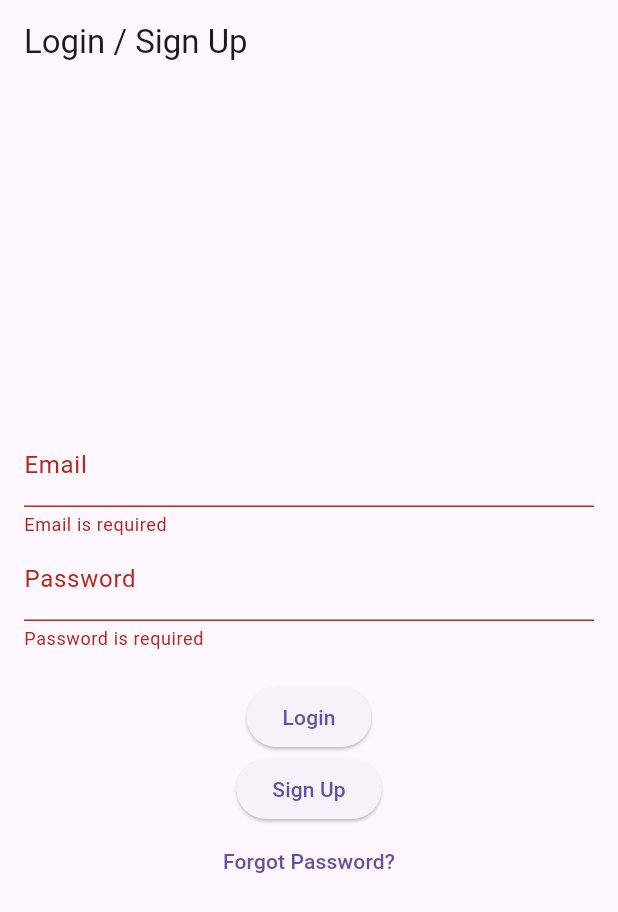
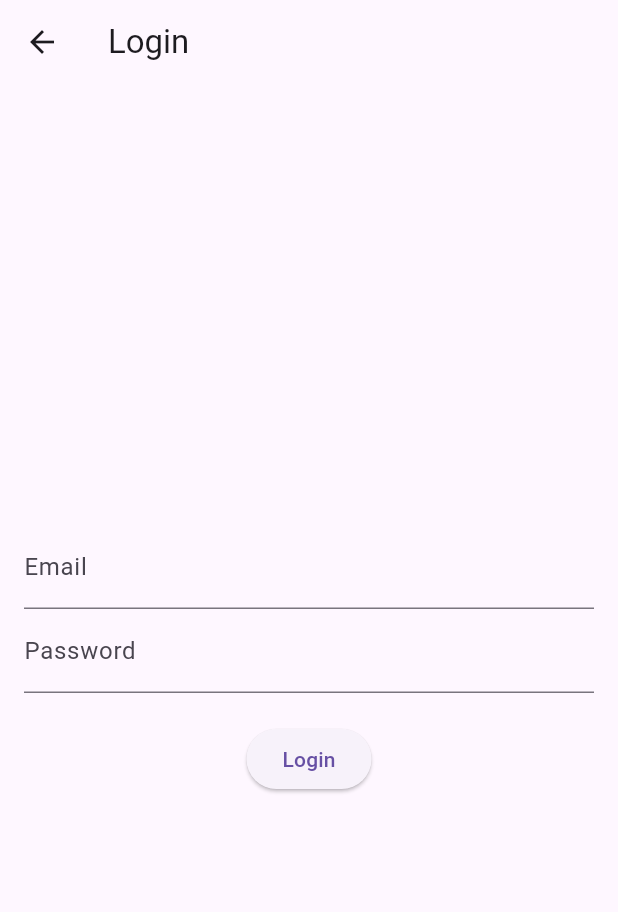
Before and after one commit to apurvak-hub/flutter_app, a Flutter app: the screen it shows after launch, after a tap on "Login", on a phone screen of 412 x 824 dp. Shown: the top 912 px of the screen. Run offline on Flutter 3.47's test engine with Material 3 defaults, Android fonts, the phone set to English and light mode, and no system bars.

```diff
--- a/lib/main.dart
+++ b/lib/main.dart
@@ -1,31 +1,24 @@
-import 'package:firebase_core/firebase_core.dart';
 import 'package:flutter/material.dart';
-import 'package:provider/provider.dart';
-import 'screens/auth_screen.dart';
-import 'services/auth_service.dart';
+import 'screens/welcome_screen.dart';
+import 'screens/login_screen.dart';
 
-void main() async {
-  WidgetsFlutterBinding.ensureInitialized();
-
-  // Initialize Firebase
-  await Firebase.initializeApp();
-
-  // Run the app
+void main() {
   runApp(MyApp());
 }
 
 class MyApp extends StatelessWidget {
   @override
   Widget build(BuildContext context) {
-    return MultiProvider(
-      providers: [
-        ChangeNotifierProvider(create: (context) => AuthService()), // Providing AuthService
-      ],
-      child: MaterialApp(
-        title: 'Flutter Authentication',
-        theme: ThemeData(primarySwatch: Colors.blue),
-        home: AuthScreen(), // The initial screen
+    return MaterialApp(
+      title: 'Welcome/Login',
+      theme: ThemeData(
+        primarySwatch: Colors.blue,
       ),
+      initialRoute: '/',
+      routes: {
+        '/': (context) => WelcomeScreen(),
+        '/login': (context) => LoginScreen(),
+      },
     );
   }
 }
--- a/lib/screens/auth_screen.dart
+++ /dev/null
@@ -1,83 +0,0 @@
-import 'package:flutter/material.dart';
-import 'package:firebase_auth/firebase_auth.dart';
-import 'package:provider/provider.dart';
-import '../services/auth_service.dart';
-import '../utils/form_validators.dart';
-import '../widgets/input_field.dart';
-import 'forgot_password_screen.dart';
-import 'home_screen.dart';
-
-class AuthScreen extends StatefulWidget {
-  @override
-  _AuthScreenState createState() => _AuthScreenState();
-}
-
-class _AuthScreenState extends State<AuthScreen> {
-  final TextEditingController emailController = TextEditingController();
-  final TextEditingController passwordController = TextEditingController();
-  final GlobalKey<FormState> _formKey = GlobalKey<FormState>();
-
-  Future<void> _signIn(BuildContext context) async {
-    if (_formKey.currentState?.validate() ?? false) {
-      try {
-        await context.read<AuthService>().signInWithEmail(emailController.text, passwordController.text);
-        Navigator.pushReplacement(context, MaterialPageRoute(builder: (context) => HomeScreen()));
-      } catch (e) {
-        ScaffoldMessenger.of(context).showSnackBar(SnackBar(content: Text(e.toString())));
-      }
-    }
-  }
-
-  Future<void> _signUp(BuildContext context) async {
-    if (_formKey.currentState?.validate() ?? false) {
-      try {
-        await context.read<AuthService>().createAccountWithEmail(emailController.text, passwordController.text);
-        Navigator.pushReplacement(context, MaterialPageRoute(builder: (context) => HomeScreen()));
-      } catch (e) {
-        ScaffoldMessenger.of(context).showSnackBar(SnackBar(content: Text(e.toString())));
-      }
-    }
-  }
-
-  @override
-  Widget build(BuildContext context) {
-    return Scaffold(
-      appBar: AppBar(title: Text('Login / Sign Up')),
-      body: Padding(
-        padding: const EdgeInsets.all(16.0),
-        child: Form(
-          key: _formKey,
-          child: Column(
-            mainAxisAlignment: MainAxisAlignment.center,
-            children: <Widget>[
-              CustomInputField(
-                controller: emailController,
-                label: 'Email',
-                validator: emailValidator,
-              ),
-              CustomInputField(
-                controller: passwordController,
-                label: 'Password',
-                isPassword: true,
-                validator: passwordValidator,
-              ),
-              SizedBox(height: 20),
-              ElevatedButton(
-                onPressed: () => _signIn(context),
-                child: Text('Login'),
-              ),
-              ElevatedButton(
-                onPressed: () => _signUp(context),
-                child: Text('Sign Up'),
-              ),
-              TextButton(
-                onPressed: () => Navigator.push(context, MaterialPageRoute(builder: (context) => ForgotPasswordScreen())),
-                child: Text('Forgot Password?'),
-              ),
-            ],
-          ),
-        ),
-      ),
-    );
-  }
-}
--- /dev/null
+++ b/lib/screens/login_screen.dart
@@ -0,0 +1,70 @@
+import 'package:flutter/material.dart';
+import '../widgets/custom_text_field.dart'; // Import custom text field
+
+class LoginScreen extends StatefulWidget {
+  @override
+  _LoginScreenState createState() => _LoginScreenState();
+}
+
+class _LoginScreenState extends State<LoginScreen> {
+  final _formKey = GlobalKey<FormState>();
+  final _emailController = TextEditingController();
+  final _passwordController = TextEditingController();
+
+  @override
+  Widget build(BuildContext context) {
+    return Scaffold(
+      appBar: AppBar(
+        title: Text('Login'),
+      ),
+      body: Padding(
+        padding: const EdgeInsets.all(16.0),
+        child: Form(
+          key: _formKey,
+          child: Column(
+            mainAxisAlignment: MainAxisAlignment.center,
+            children: <Widget>[
+              CustomTextField( // Use custom text field
+                controller: _emailController,
+                labelText: 'Email',
+                validator: (value) {
+                  if (value == null || value.isEmpty) {
+                    return 'Please enter your email';
+                  }
+                  return null;
+                },
+              ),
+              CustomTextField( // Use custom text field
+                controller: _passwordController,
+                labelText: 'Password',
+                obscureText: true,
+                validator: (value) {
+                  if (value == null || value.isEmpty) {
+                    return 'Please enter your password';
+                  }
+                  return null;
+                },
+              ),
+              SizedBox(height: 20),
+              ElevatedButton(
+                onPressed: () {
+                  if (_formKey.currentState!.validate()) {
+                    String email = _emailController.text;
+                    String password = _passwordController.text;
+                    print('Login: Email - $email, Password - $password');
+                    ScaffoldMessenger.of(context).showSnackBar(
+                      SnackBar(content: Text('Logging in...')),
+                    );
+                    // Replace with actual login logic
+                    // Navigator.pushReplacementNamed(context, '/home');
+                  }
+                },
+                child: Text('Login'),
+              ),
+            ],
+          ),
+        ),
+      ),
+    );
+  }
+}
--- /dev/null
+++ b/lib/screens/welcome_screen.dart
@@ -0,0 +1,27 @@
+import 'package:flutter/material.dart';
+
+class WelcomeScreen extends StatelessWidget {
+  @override
+  Widget build(BuildContext context) {
+    return Scaffold(
+      body: Center(
+        child: Column(
+          mainAxisAlignment: MainAxisAlignment.center,
+          children: <Widget>[
+            Text(
+              'Welcome!',
+              style: TextStyle(fontSize: 30, fontWeight: FontWeight.bold),
+            ),
+            SizedBox(height: 20),
+            ElevatedButton(
+              onPressed: () {
+                Navigator.pushNamed(context, '/login');
+              },
+              child: Text('Login'),
+            ),
+          ],
+        ),
+      ),
+    );
+  }
+}
--- a/lib/utils/form_validators.dart
+++ /dev/null
@@ -1,14 +0,0 @@
-import 'package:form_field_validator/form_field_validator.dart';
-
-// Email validator
-final emailValidator = MultiValidator([
-  RequiredValidator(errorText: 'Email is required'),
-  EmailValidator(errorText: 'Enter a valid email')
-]);
-
-// Password validator
-final passwordValidator = MultiValidator([
-  RequiredValidator(errorText: 'Password is required'),
-  MinLengthValidator(6, errorText: 'Password must be at least 6 characters'),
-  PatternValidator(r'^(?=.*[A-Za-z])(?=.*\d)[A-Za-z\d]{6,}$', errorText: 'Password must contain letters and numbers'),
-]);
--- /dev/null
+++ b/lib/widgets/custom_text_field.dart
@@ -0,0 +1,25 @@
+import 'package:flutter/material.dart';
+
+class CustomTextField extends StatelessWidget {
+  final TextEditingController controller;
+  final String labelText;
+  final bool obscureText;
+  final String? Function(String?)? validator;
+
+  CustomTextField({
+    required this.controller,
+    required this.labelText,
+    this.obscureText = false,
+    this.validator,
+  });
+
+  @override
+  Widget build(BuildContext context) {
+    return TextFormField(
+      controller: controller,
+      decoration: InputDecoration(labelText: labelText),
+      obscureText: obscureText,
+      validator: validator,
+    );
+  }
+}
--- a/lib/widgets/input_field.dart
+++ /dev/null
@@ -1,25 +0,0 @@
-import 'package:flutter/material.dart';
-
-class CustomInputField extends StatelessWidget {
-  final TextEditingController controller;
-  final String label;
-  final bool isPassword;
-  final FormFieldValidator<String> validator;
-
-  CustomInputField({
-    required this.controller,
-    required this.label,
-    this.isPassword = false,
-    required this.validator,
-  });
-
-  @override
-  Widget build(BuildContext context) {
-    return TextFormField(
-      controller: controller,
-      obscureText: isPassword,
-      decoration: InputDecoration(labelText: label),
-      validator: validator,
-    );
-  }
-}
```
Also changed, not shown: lib/screens/forgot_password_screen.dart (deleted, +0 -37 lines), lib/screens/home_screen.dart (deleted, +0 -11 lines), lib/services/auth_services.dart (deleted, +0 -80 lines), pubspec.yaml (+1 -8 lines), 125 other files.
